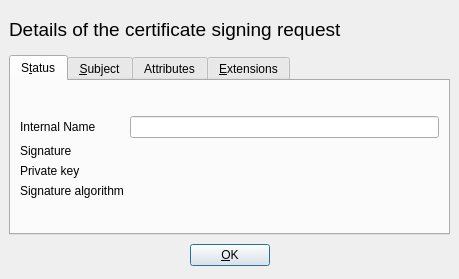
Above: ui/ReqDetail.ui from chris2511/xca before the change. Below: the same form after it.
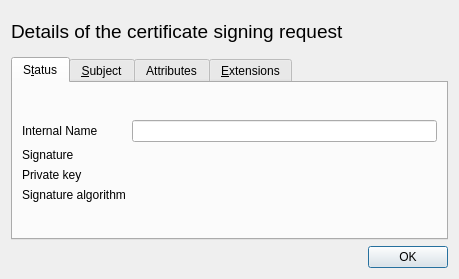
That is the form after the change. Custom widgets are drawn as their Qt base class.

Patch:
```diff
--- a/ui/ReqDetail.ui
+++ b/ui/ReqDetail.ui
@@ -10,13 +10,7 @@
     <height>279</height>
    </rect>
   </property>
-  <layout class="QVBoxLayout">
-   <property name="spacing">
-    <number>6</number>
-   </property>
-   <property name="margin">
-    <number>9</number>
-   </property>
+  <layout class="QVBoxLayout" name="verticalLayout">
    <item>
     <layout class="QHBoxLayout">
      <property name="spacing">
@@ -239,50 +233,11 @@
     </widget>
    </item>
    <item>
-    <layout class="QHBoxLayout">
-     <property name="spacing">
-      <number>6</number>
+    <widget class="QDialogButtonBox" name="buttonBox">
+     <property name="standardButtons">
+      <set>QDialogButtonBox::Ok</set>
      </property>
-     <property name="margin">
-      <number>0</number>
-     </property>
-     <item>
-      <spacer>
-       <property name="orientation">
-        <enum>Qt::Horizontal</enum>
-       </property>
-       <property name="sizeType">
-        <enum>QSizePolicy::Expanding</enum>
-       </property>
-       <property name="sizeHint" stdset="0">
-        <size>
-         <width>141</width>
-         <height>29</height>
-        </size>
-       </property>
-      </spacer>
-     </item>
-     <item>
-      <widget class="QPushButton" name="but_ok">
-       <property name="text">
-        <string>&amp;OK</string>
-       </property>
-      </widget>
-     </item>
-     <item>
-      <spacer>
-       <property name="orientation">
-        <enum>Qt::Horizontal</enum>
-       </property>
-       <property name="sizeHint" stdset="0">
-        <size>
-         <width>40</width>
-         <height>20</height>
-        </size>
-       </property>
-      </spacer>
-     </item>
-    </layout>
+    </widget>
    </item>
   </layout>
  </widget>
```
Left out of the diff: 12 changed lines with no effect on the pictures.
